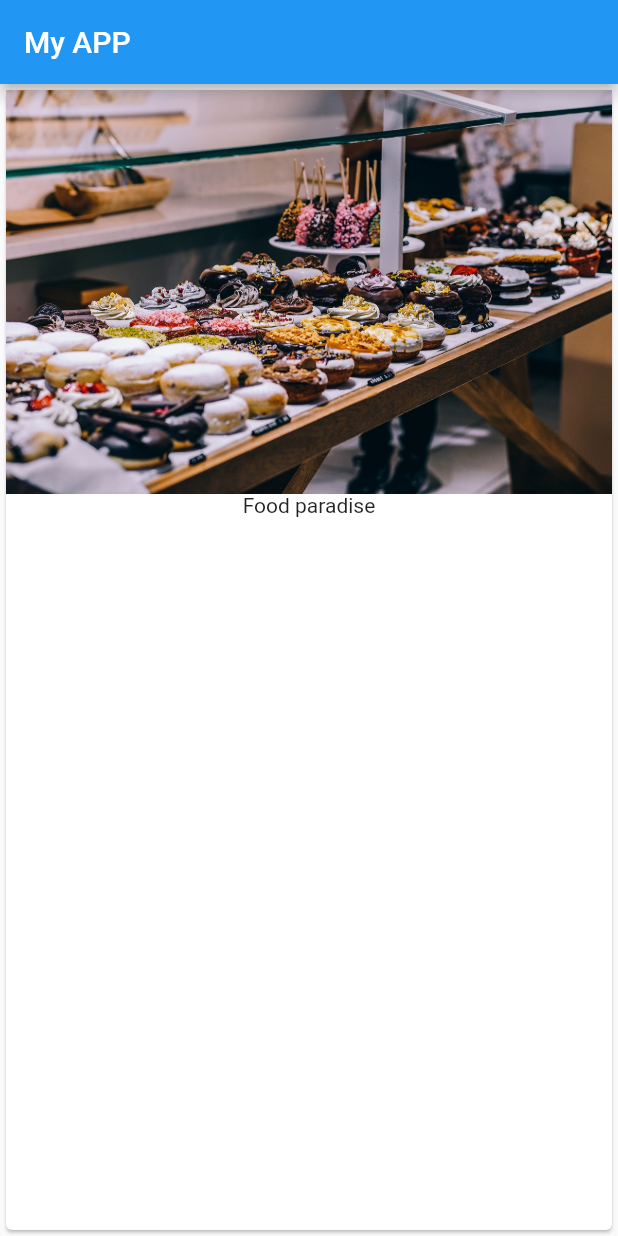
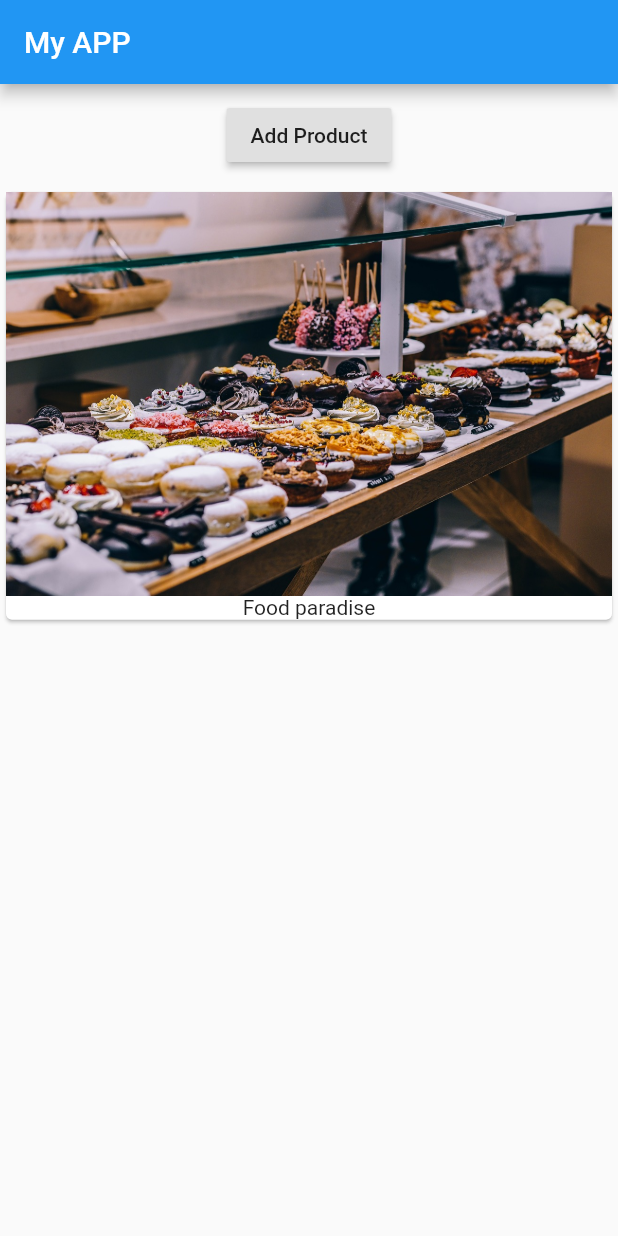
Before and after one commit to kunalindoliya/First-Flutter-App, a Flutter app: the screen it shows after launch, on a phone screen of 412 x 824 dp. Run offline on Flutter 3.47's test engine with Material 2 defaults, Android fonts, the phone set to English and light mode, and no system bars.

Commit message:
Changing to Stateful Widget.

```diff
--- a/lib/main.dart
+++ b/lib/main.dart
@@ -2,8 +2,15 @@ import 'package:flutter/material.dart';
 
 void main() => runApp(MyApp());
 
-class MyApp extends StatelessWidget {
-  // This widget is the root of your application.
+class MyApp extends StatefulWidget {
+  @override
+  State<StatefulWidget> createState() {
+    // TODO: implement createState
+    return _MyAppState();
+  }
+
+}
+class _MyAppState extends State<MyApp>{
   @override
   Widget build(BuildContext context) {
     return MaterialApp(
@@ -11,12 +18,23 @@ class MyApp extends StatelessWidget {
           appBar: AppBar(
             title: Text('My APP'),
           ),
-        body: Card(child: Column(children: <Widget>[
+          body: Column(children: [
+            Container(
+                margin: EdgeInsets.all(10.0),
+                child: RaisedButton(
+                  onPressed: () {},
+                  child: Text('Add Product'),
+                ),
+            ),
+            Card(
+              child: Column(
+                children: <Widget>[
                   Image.asset('assets/food.jpg'),
                   Text("Food paradise")
                 ],
               ),
             ),
+          ])
       ),
     );
   }
```
Lines whose indentation alone changed are shown as unchanged.
